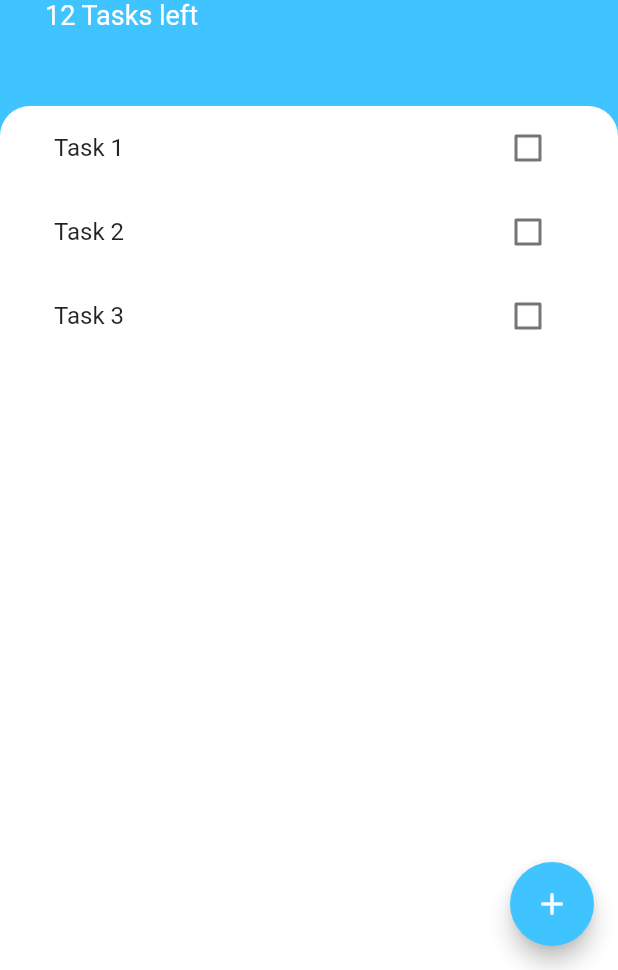
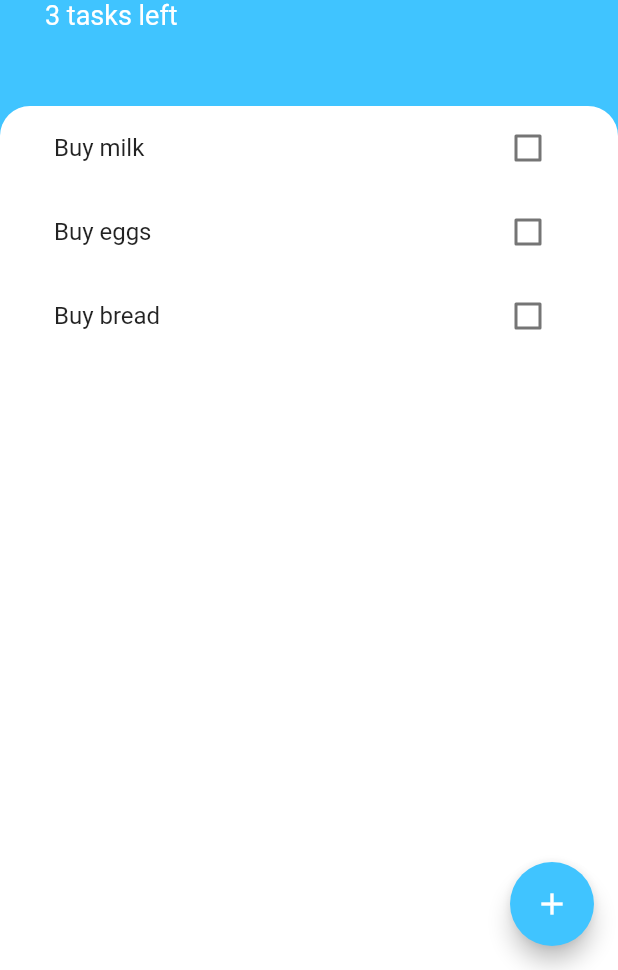
Before and after one commit to Stevemaster92/flutter-todoey, a Flutter app: the screen it shows after launch, on a phone screen of 412 x 824 dp, the part 266-1236 px from its top. Run offline on Flutter 3.47's test engine with Material 2 defaults, Android fonts, the phone set to English and light mode, and no system bars.

Commit message:
Create task class, Lift state of task tile and tasks lists up to tasks screen, Handle checkbox state changes, Add tasks to tasks list, Show number of tasks left

```diff
--- /dev/null
+++ b/lib/models/task.dart
@@ -0,0 +1,10 @@
+class Task {
+  final String name;
+  bool isDone;
+
+  Task({this.name, this.isDone = false});
+
+  void toggleDone() {
+    isDone = !isDone;
+  }
+}
--- a/lib/screens/add_task_screen.dart
+++ b/lib/screens/add_task_screen.dart
@@ -1,8 +1,14 @@
 import 'package:flutter/material.dart';
 
 class AddTaskScreen extends StatelessWidget {
+  final Function onTaskAdded;
+
+  AddTaskScreen({@required this.onTaskAdded});
+
   @override
   Widget build(BuildContext context) {
+    String taskTitle;
+
     return Container(
       color: Color(0xff757575),
       child: Container(
@@ -20,10 +26,17 @@ class AddTaskScreen extends StatelessWidget {
               style: TextStyle(fontSize: 24.0, color: Colors.lightBlueAccent),
             ),
             SizedBox(height: 20.0),
-            TextField(autofocus: true, textAlign: TextAlign.center),
+            TextField(
+              autofocus: true,
+              textAlign: TextAlign.center,
+              onChanged: (value) => taskTitle = value,
+            ),
             SizedBox(height: 10.0),
             FlatButton(
-              onPressed: () {},
+              onPressed: () {
+                onTaskAdded(taskTitle);
+                Navigator.pop(context);
+              },
               child: Text("ADD", style: TextStyle(color: Colors.white)),
               color: Colors.lightBlueAccent,
             )
--- a/lib/screens/tasks_screen.dart
+++ b/lib/screens/tasks_screen.dart
@@ -1,8 +1,28 @@
 import 'package:flutter/material.dart';
+import 'package:flutter_todoey/models/task.dart';
 import 'package:flutter_todoey/screens/add_task_screen.dart';
 import 'package:flutter_todoey/widgets/tasks_list.dart';
 
-class TasksScreen extends StatelessWidget {
+class TasksScreen extends StatefulWidget {
+  @override
+  _TasksScreenState createState() => _TasksScreenState();
+}
+
+class _TasksScreenState extends State<TasksScreen> {
+  List<Task> tasks = [
+    Task(name: "Buy milk"),
+    Task(name: "Buy eggs"),
+    Task(name: "Buy bread"),
+  ];
+  num numberOfTasksLeft;
+
+  @override
+  void initState() {
+    super.initState();
+
+    numberOfTasksLeft = tasks.length;
+  }
+
   @override
   Widget build(BuildContext context) {
     return Scaffold(
@@ -16,7 +36,12 @@ class TasksScreen extends StatelessWidget {
           builder: (context) => SingleChildScrollView(
             child: Container(
               padding: EdgeInsets.only(bottom: MediaQuery.of(context).viewInsets.bottom),
-              child: AddTaskScreen(),
+              child: AddTaskScreen(
+                onTaskAdded: (title) => setState(() {
+                  tasks.add(Task(name: title));
+                  numberOfTasksLeft++;
+                }),
+              ),
             ),
           ),
         ),
@@ -40,7 +65,7 @@ class TasksScreen extends StatelessWidget {
                   style: TextStyle(color: Colors.white, fontSize: 40.0, fontWeight: FontWeight.w700),
                 ),
                 Text(
-                  "12 Tasks left",
+                  "$numberOfTasksLeft tasks left",
                   style: TextStyle(color: Colors.white, fontSize: 18.0),
                 ),
                 SizedBox(height: 20.0),
@@ -54,7 +79,15 @@ class TasksScreen extends StatelessWidget {
                 color: Colors.white,
                 borderRadius: BorderRadius.only(topLeft: Radius.circular(20.0), topRight: Radius.circular(20.0)),
               ),
-              child: TasksList(),
+              child: TasksList(
+                items: tasks,
+                onChecked: (index, value) {
+                  setState(() {
+                    tasks[index].toggleDone();
+                    numberOfTasksLeft -= value ? 1 : -1;
+                  });
+                },
+              ),
             ),
           ),
         ],
--- a/lib/widgets/task_tile.dart
+++ b/lib/widgets/task_tile.dart
@@ -1,45 +1,20 @@
 import 'package:flutter/material.dart';
 
-class TaskTile extends StatefulWidget {
+class TaskTile extends StatelessWidget {
   final String title;
-  final bool isDone;
+  final bool isChecked;
+  final Function onChecked;
 
-  TaskTile({
-    Key key,
-    @required this.title,
-    this.isDone = false,
-  }) : super(key: key);
-
-  @override
-  _TaskTileState createState() => _TaskTileState();
-}
-
-class _TaskTileState extends State<TaskTile> {
-  bool isChecked;
-
-  @override
-  void initState() {
-    super.initState();
-
-    isChecked = widget.isDone;
-  }
+  TaskTile({@required this.title, this.isChecked = false, @required this.onChecked});
 
   @override
   Widget build(BuildContext context) {
     return ListTile(
       title: Text(
-        widget.title,
+        title,
         style: TextStyle(decoration: isChecked ? TextDecoration.lineThrough : TextDecoration.none),
       ),
-      trailing: Checkbox(
-        value: isChecked,
-        onChanged: (value) {
-          setState(() {
-            isChecked = value;
-            // TODO: Set task to done/undone.
-          });
-        },
-      ),
+      trailing: Checkbox(activeColor: Colors.lightBlueAccent, value: isChecked, onChanged: onChecked),
     );
   }
 }
--- a/lib/widgets/tasks_list.dart
+++ b/lib/widgets/tasks_list.dart
@@ -1,21 +1,24 @@
 import 'package:flutter/material.dart';
+import 'package:flutter_todoey/models/task.dart';
 import 'package:flutter_todoey/widgets/task_tile.dart';
 
 class TasksList extends StatelessWidget {
-  final List<TaskTile> tasks = [
-    TaskTile(title: "Task 1"),
-    TaskTile(title: "Task 2"),
-    TaskTile(title: "Task 3"),
-  ];
+  final List<Task> items;
+  final Function onChecked;
 
-  TasksList({
-    Key key,
-  }) : super(key: key);
+  TasksList({Key key, @required this.items, @required this.onChecked}) : super(key: key);
 
   @override
   Widget build(BuildContext context) {
-    return ListView(
-      children: tasks,
+    return ListView.builder(
+      itemBuilder: (context, index) {
+        return TaskTile(
+          title: items[index].name,
+          isChecked: items[index].isDone,
+          onChecked: (value) => onChecked(index, value),
+        );
+      },
+      itemCount: items.length,
     );
   }
 }
```
